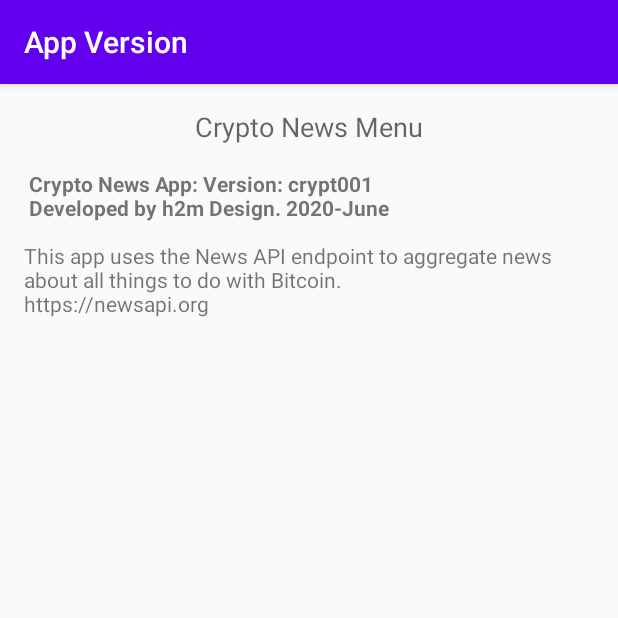
After one commit to h2mcodeL/CryptoNews, an Android app: the MenuActivity screen opened directly, with no data from a screen before it, on a phone screen of 412 x 824 dp, the top half of it. The commit adds this screen. Run offline under Robolectric (Android 15) with nearby library versions, the phone set to English and light mode, and no system bars.

Commit message:
Crypto_NewsApi v1 - June 2020
The app links to the webpage shown in the list.

"If you fork this project you need to add an API key from the NewApi site. "
Things to be resolved. Need to clean up the setting preference.
Also need to clean up the orderBy function, it only finds stories for the current date.

```diff
--- a/app/src/main/java/android/example/newsapitest/MainActivity.java
+++ b/app/src/main/java/android/example/newsapitest/MainActivity.java
@@ -193,6 +193,9 @@ public class MainActivity extends AppCompatActivity implements LoaderManager.Loa
           break;
 
           case R.id.other_setting:
+
+              Intent other_settings = new Intent(MainActivity.this, MenuActivity.class);
+              startActivity(other_settings);
           return false;
 
       }
--- /dev/null
+++ b/app/src/main/java/android/example/newsapitest/MenuActivity.java
@@ -0,0 +1,15 @@
+package android.example.newsapitest;
+
+import androidx.appcompat.app.AppCompatActivity;
+
+import android.os.Bundle;
+
+public class MenuActivity extends AppCompatActivity {
+
+    @Override
+    protected void onCreate(Bundle savedInstanceState) {
+        super.onCreate(savedInstanceState);
+        setContentView(R.layout.menu_layout);
+
+    }
+}
--- a/app/src/main/java/android/example/newsapitest/QueryUtils.java
+++ b/app/src/main/java/android/example/newsapitest/QueryUtils.java
@@ -149,12 +149,10 @@ public class QueryUtils {
                String published = currentInfo.getString("publishedAt");
 
 
-               if( author != "null" && author.length() > 0) {
+               if( author !="null" && author.length() > 0) {
                     author = currentInfo.getString("author");
                } else {
-                  // if(author == null) {
                    author = "No author provided";
-              //  }
                }
 
                /*
--- /dev/null
+++ b/app/src/main/res/layout/menu_layout.xml
@@ -0,0 +1,33 @@
+<?xml version="1.0" encoding="utf-8"?>
+<androidx.constraintlayout.widget.ConstraintLayout xmlns:android="http://schemas.android.com/apk/res/android"
+    xmlns:app="http://schemas.android.com/apk/res-auto"
+    xmlns:tools="http://schemas.android.com/tools"
+    android:layout_width="match_parent"
+    android:layout_height="match_parent">
+
+    <TextView
+        android:id="@+id/menuTitle"
+        android:layout_width="wrap_content"
+        android:layout_height="wrap_content"
+        android:layout_marginTop="16dp"
+        android:text="Crypto News Menu"
+        android:textAppearance="@style/TextAppearance.AppCompat.Medium"
+        app:layout_constraintEnd_toEndOf="parent"
+        app:layout_constraintHorizontal_bias="0.5"
+        app:layout_constraintStart_toStartOf="parent"
+        app:layout_constraintTop_toTopOf="parent" />
+
+    <TextView
+        android:id="@+id/crypto_menu"
+        android:layout_width="0dp"
+        android:layout_height="wrap_content"
+        android:layout_marginStart="16dp"
+        android:layout_marginLeft="16dp"
+        android:layout_marginTop="16dp"
+        android:layout_marginEnd="16dp"
+        android:layout_marginRight="16dp"
+        android:text="@string/app_version_content"
+        app:layout_constraintEnd_toEndOf="parent"
+        app:layout_constraintStart_toStartOf="parent"
+        app:layout_constraintTop_toBottomOf="@+id/menuTitle" />
+</androidx.constraintlayout.widget.ConstraintLayout>
--- a/app/src/main/res/menu/menu.xml
+++ b/app/src/main/res/menu/menu.xml
@@ -13,7 +13,7 @@
 
     <item
         android:id="@+id/other_setting"
-        android:title="Other Item"
+        android:title="App Version"
         app:showAsAction="never"
         android:orderInCategory="2"/>
 </menu>
--- a/app/src/main/res/values/strings.xml
+++ b/app/src/main/res/values/strings.xml
@@ -31,9 +31,16 @@ File Management: GIT
     <string name="settings_menu_item">Settings</string>
     <string name="settings_title">Settings Title</string>
 
-    <!-- string name="newapikey">54d7a73eeb264a25887a8f8e5deb8f6d</string -->
+    <string name="version_page">App Version</string>
 
 
 
+    <string name="app_version_content">
+        <b>Crypto News App: Version: crypt001
+            \n Developed by h2m Design. 2020-June</b>
+        \n\nThis app uses the News API endpoint to aggregate news about all things to do with Bitcoin.
+        \nhttps://newsapi.org
+    </string>
+
 
 </resources>
```
Also changed, not shown: app/src/main/AndroidManifest.xml (+11 -7 lines), app/src/main/res/xml/settings_main.xml (+0 -10 lines).
